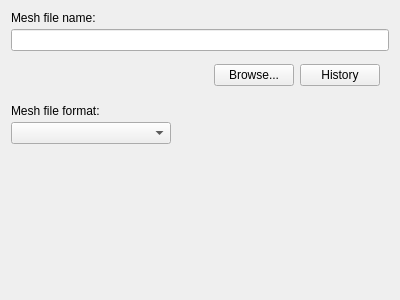
The window that GUI/Qt/Windows/MeshExportWizard/MeshExportBrowsePage.ui (pyushkevich/itksnap) describes before a commit, drawn with Qt 5.
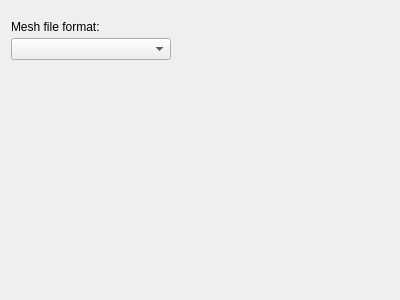
The same window after the commit. Custom widgets are drawn as their Qt base class.

Commit message: Made a fix to the image/mesh save dialogs, but not super-happy about it

Diff of the .ui file:
```diff
--- a/GUI/Qt/Windows/MeshExportWizard/MeshExportBrowsePage.ui
+++ b/GUI/Qt/Windows/MeshExportWizard/MeshExportBrowsePage.ui
@@ -18,47 +18,7 @@
     <number>4</number>
    </property>
    <item>
-    <widget class="QLabel" name="label">
-     <property name="text">
-      <string>Mesh file name:</string>
-     </property>
-    </widget>
-   </item>
-   <item>
-    <widget class="QLineEdit" name="inFilename"/>
-   </item>
-   <item>
-    <widget class="QWidget" name="widget" native="true">
-     <layout class="QHBoxLayout" name="horizontalLayout">
-      <item>
-       <spacer name="horizontalSpacer">
-        <property name="orientation">
-         <enum>Qt::Horizontal</enum>
-        </property>
-        <property name="sizeHint" stdset="0">
-         <size>
-          <width>40</width>
-          <height>20</height>
-         </size>
-        </property>
-       </spacer>
-      </item>
-      <item>
-       <widget class="QPushButton" name="btnBrowse">
-        <property name="text">
-         <string>Browse...</string>
-        </property>
-       </widget>
-      </item>
-      <item>
-       <widget class="QPushButton" name="btnHistory">
-        <property name="text">
-         <string>History</string>
-        </property>
-       </widget>
-      </item>
-     </layout>
-    </widget>
+    <widget class="FileChooserPanelWithHistory" name="filePanel" native="true"/>
    </item>
    <item>
     <spacer name="verticalSpacer_2">
@@ -118,6 +78,14 @@
    </item>
   </layout>
  </widget>
+ <customwidgets>
+  <customwidget>
+   <class>FileChooserPanelWithHistory</class>
+   <extends>QWidget</extends>
+   <header>FileChooserPanelWithHistory.h</header>
+   <container>1</container>
+  </customwidget>
+ </customwidgets>
  <resources/>
  <connections/>
 </ui>
```
The commit also changes 12 other files.
